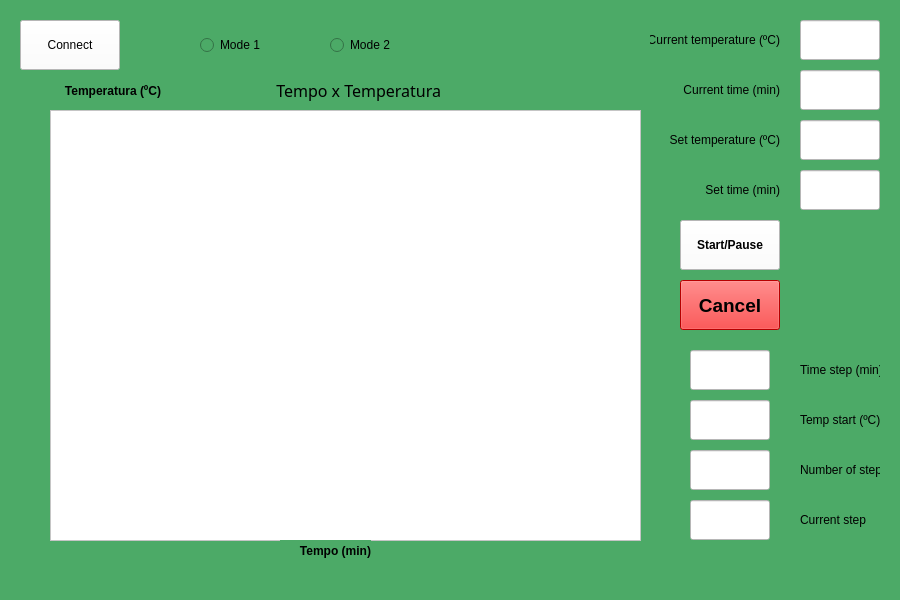
This is TCSystem.ui in NaldoHoracio/TemperatureControlSystem as Qt 5 draws it before an edit. The edited form follows.
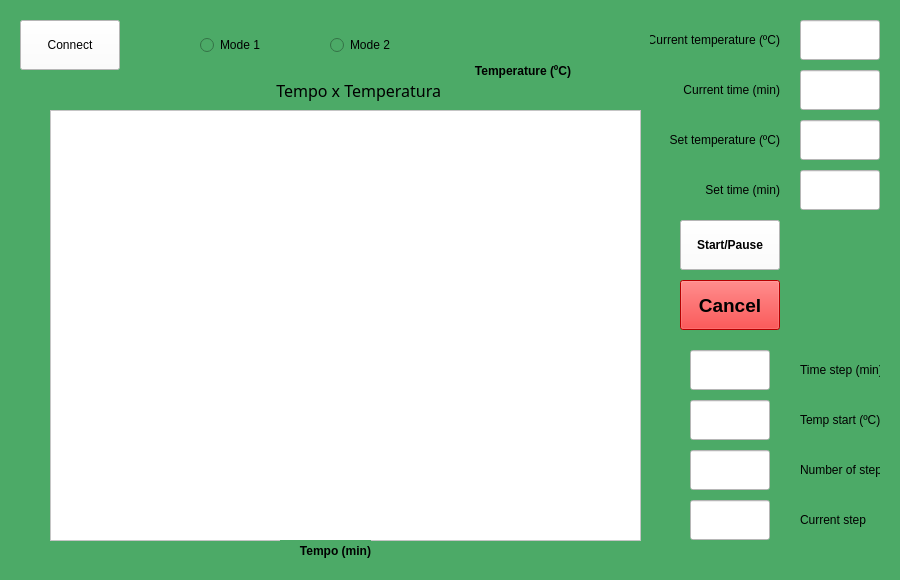
This is the edited form.

Commit message: Rotate buttons.

```diff
--- a/TCSystem.ui
+++ b/TCSystem.ui
@@ -7,7 +7,7 @@
     <x>0</x>
     <y>0</y>
     <width>900</width>
-    <height>600</height>
+    <height>580</height>
    </rect>
   </property>
   <property name="font">
@@ -391,9 +391,9 @@
    <widget class="QLabel" name="setTimeM1_5">
     <property name="geometry">
      <rect>
-      <x>50</x>
-      <y>80</y>
-      <width>111</width>
+      <x>470</x>
+      <y>60</y>
+      <width>101</width>
       <height>21</height>
      </rect>
     </property>
@@ -403,11 +403,14 @@
       <bold>true</bold>
      </font>
     </property>
-    <property name="layoutDirection">
-     <enum>Qt::RightToLeft</enum>
+    <property name="mouseTracking">
+     <bool>true</bool>
+    </property>
+    <property name="tabletTracking">
+     <bool>false</bool>
     </property>
     <property name="text">
-     <string>Temperatura (ºC)</string>
+     <string>Temperature (ºC)</string>
     </property>
     <property name="alignment">
      <set>Qt::AlignRight|Qt::AlignTrailing|Qt::AlignVCenter</set>
```
Left out of the diff: 10 changed lines with no effect on the pictures. The commit also changes 2 other files.
